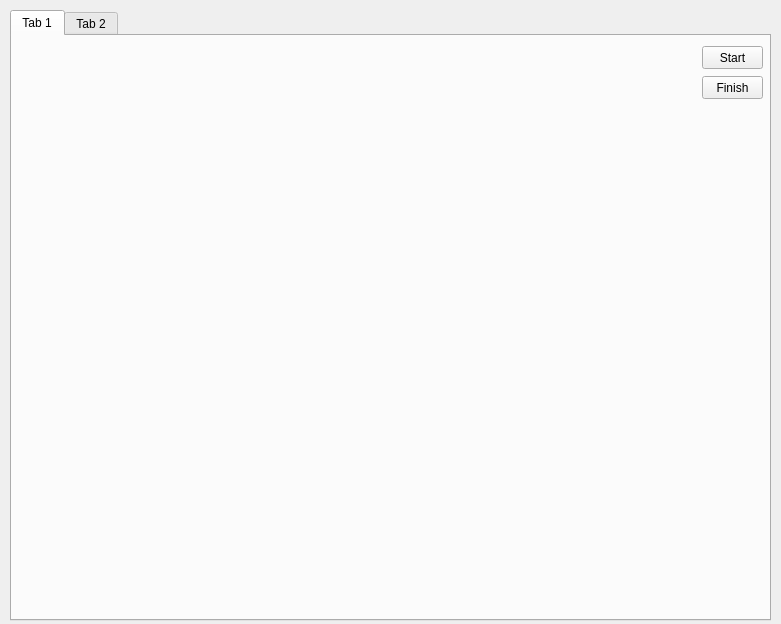
Before: the Qt Designer form mainwindow.ui in cattingcat/LifeGame, drawn with Qt 5.
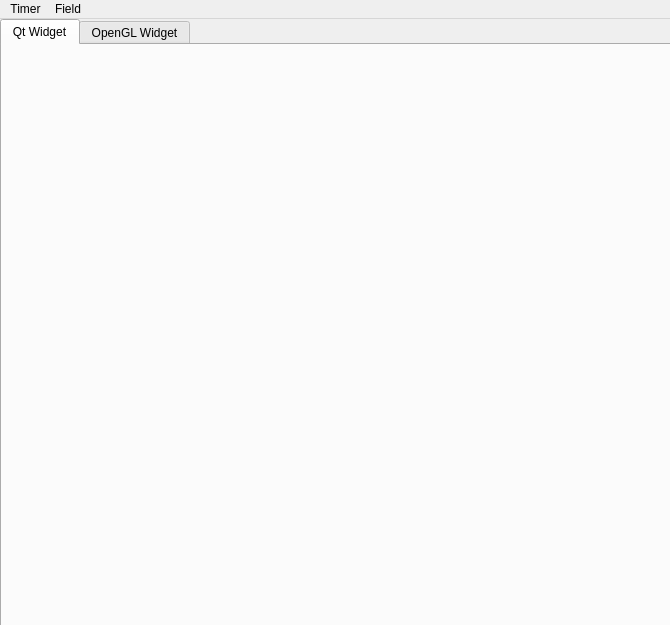
After: the same form once the commit is applied. The open tabs and pages were chosen to show the change.

Commit message: opengl widget works

```diff
--- a/mainwindow.ui
+++ b/mainwindow.ui
@@ -6,8 +6,8 @@
    <rect>
     <x>0</x>
     <y>0</y>
-    <width>781</width>
-    <height>624</height>
+    <width>670</width>
+    <height>625</height>
    </rect>
   </property>
   <property name="windowTitle">
@@ -17,9 +17,9 @@
    <widget class="QTabWidget" name="tabWidget">
     <property name="geometry">
      <rect>
-      <x>10</x>
-      <y>10</y>
-      <width>761</width>
+      <x>0</x>
+      <y>0</y>
+      <width>671</width>
       <height>611</height>
      </rect>
     </property>
@@ -34,14 +34,14 @@
     </property>
     <widget class="QWidget" name="tab">
      <attribute name="title">
-      <string>Tab 1</string>
+      <string>Qt Widget</string>
      </attribute>
      <widget class="QWidget" name="verticalLayoutWidget">
       <property name="geometry">
        <rect>
         <x>0</x>
         <y>0</y>
-        <width>591</width>
+        <width>661</width>
         <height>581</height>
        </rect>
       </property>
@@ -66,36 +66,10 @@
        </property>
       </layout>
      </widget>
-     <widget class="QPushButton" name="startBtn">
-      <property name="geometry">
-       <rect>
-        <x>690</x>
-        <y>10</y>
-        <width>61</width>
-        <height>23</height>
-       </rect>
-      </property>
-      <property name="text">
-       <string>Start</string>
-      </property>
-     </widget>
-     <widget class="QPushButton" name="finishBtn">
-      <property name="geometry">
-       <rect>
-        <x>690</x>
-        <y>40</y>
-        <width>61</width>
-        <height>23</height>
-       </rect>
-      </property>
-      <property name="text">
-       <string>Finish</string>
-      </property>
-     </widget>
     </widget>
     <widget class="QWidget" name="tab_2">
      <attribute name="title">
-      <string>Tab 2</string>
+      <string>OpenGL Widget</string>
      </attribute>
      <widget class="QWidget" name="verticalLayoutWidget_2">
       <property name="geometry">
@@ -124,6 +98,58 @@
     </widget>
    </widget>
   </widget>
+  <widget class="QMenuBar" name="menuBar">
+   <property name="geometry">
+    <rect>
+     <x>0</x>
+     <y>0</y>
+     <width>670</width>
+     <height>18</height>
+    </rect>
+   </property>
+   <widget class="QMenu" name="menuTimer">
+    <property name="title">
+     <string>Timer</string>
+    </property>
+    <addaction name="actionStart"/>
+    <addaction name="actionStop"/>
+   </widget>
+   <widget class="QMenu" name="menuField">
+    <property name="title">
+     <string>Field</string>
+    </property>
+    <addaction name="actionRandomize"/>
+    <addaction name="actionSave"/>
+    <addaction name="actionLoad"/>
+   </widget>
+   <addaction name="menuTimer"/>
+   <addaction name="menuField"/>
+  </widget>
+  <action name="actionStart">
+   <property name="text">
+    <string>Start</string>
+   </property>
+  </action>
+  <action name="actionStop">
+   <property name="text">
+    <string>Stop</string>
+   </property>
+  </action>
+  <action name="actionRandomize">
+   <property name="text">
+    <string>Randomize</string>
+   </property>
+  </action>
+  <action name="actionSave">
+   <property name="text">
+    <string>Save</string>
+   </property>
+  </action>
+  <action name="actionLoad">
+   <property name="text">
+    <string>Load</string>
+   </property>
+  </action>
  </widget>
  <layoutdefault spacing="6" margin="11"/>
  <resources/>
```
Left out of the diff: 17 changed lines with no effect on the pictures. The commit also changes 4 other files.
